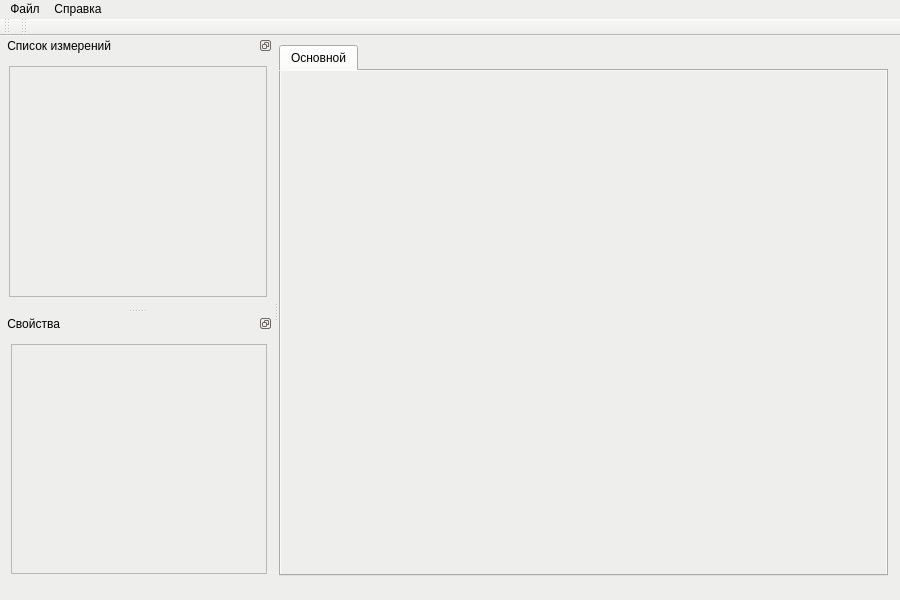
Old version of the form gui/mainwindow.ui in the repository Qinterfly/EvalSig.
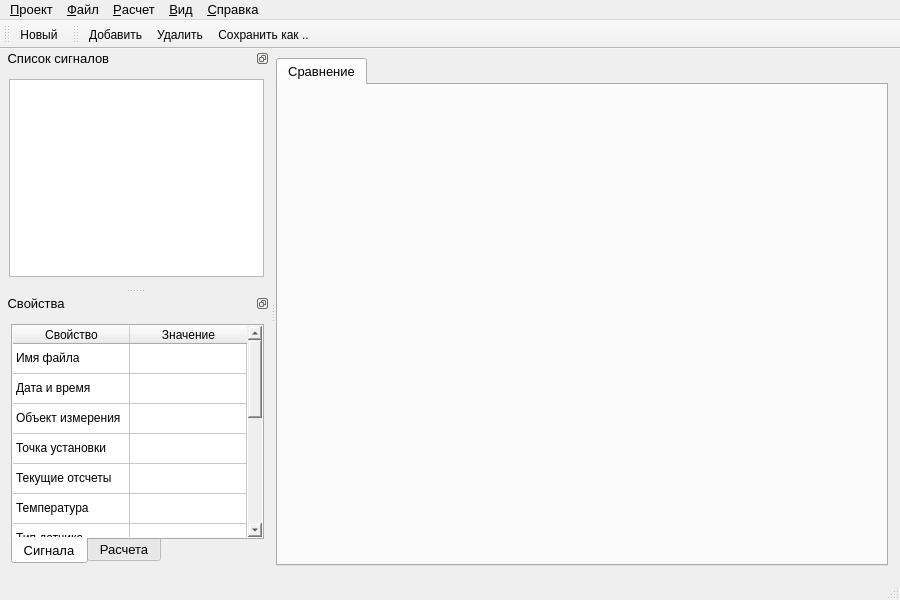
New version of the form. Icons and pictures are not drawn. Custom widgets are drawn as their Qt base class.

Diff of the .ui file:
```diff
--- a/gui/mainwindow.ui
+++ b/gui/mainwindow.ui
@@ -14,10 +14,12 @@
    <string>EvalSig</string>
   </property>
   <property name="styleSheet">
-   <string notr="true">background-color: rgb(238, 238, 236);
-color: rgb(0, 0, 0);</string>
+   <string notr="true"/>
   </property>
   <widget class="QWidget" name="centralWidget">
+   <property name="styleSheet">
+    <string notr="true"/>
+   </property>
    <layout class="QHBoxLayout" name="horizontalLayout_2">
     <property name="leftMargin">
      <number>0</number>
@@ -50,12 +52,17 @@
           <height>0</height>
          </size>
         </property>
+        <property name="font">
+         <font>
+          <pointsize>10</pointsize>
+         </font>
+        </property>
         <property name="currentIndex">
          <number>0</number>
         </property>
         <widget class="QWidget" name="base">
          <attribute name="title">
-          <string>Основной</string>
+          <string>Сравнение</string>
          </attribute>
          <layout class="QHBoxLayout" name="horizontalLayout_3">
           <property name="leftMargin">
@@ -71,11 +78,13 @@
            <number>0</number>
           </property>
           <item>
-           <layout class="QHBoxLayout" name="baseHorizontalLayout">
-            <item>
-             <widget class="QCustomPlot" name="widget" native="true"/>
-            </item>
-           </layout>
+           <widget class="QCustomPlot" name="comparePlot" native="true">
+            <property name="font">
+             <font>
+              <pointsize>10</pointsize>
+             </font>
+            </property>
+           </widget>
           </item>
          </layout>
         </widget>
@@ -91,29 +100,71 @@
      <x>0</x>
      <y>0</y>
      <width>900</width>
-     <height>27</height>
+     <height>23</height>
     </rect>
    </property>
+   <property name="font">
+    <font>
+     <pointsize>10</pointsize>
+    </font>
+   </property>
+   <widget class="QMenu" name="project">
+    <property name="title">
+     <string>&amp;Проект</string>
+    </property>
+    <addaction name="actionNewProject"/>
+    <addaction name="actionExit"/>
+   </widget>
    <widget class="QMenu" name="file">
     <property name="title">
-     <string>Файл</string>
+     <string>&amp;Файл</string>
     </property>
+    <addaction name="actionAddSignal"/>
+    <addaction name="actionRemoveSignal"/>
+    <addaction name="actionSaveSignal"/>
+   </widget>
+   <widget class="QMenu" name="calculation">
+    <property name="title">
+     <string>&amp;Расчет</string>
+    </property>
+    <addaction name="actionSaveCalculation"/>
    </widget>
    <widget class="QMenu" name="help">
     <property name="title">
-     <string>Справка</string>
+     <string>&amp;Справка</string>
     </property>
    </widget>
+   <widget class="QMenu" name="view">
+    <property name="title">
+     <string>&amp;Вид</string>
+    </property>
+   </widget>
+   <addaction name="project"/>
    <addaction name="file"/>
+   <addaction name="calculation"/>
+   <addaction name="view"/>
    <addaction name="help"/>
   </widget>
   <widget class="QToolBar" name="projectToolBar">
+   <property name="minimumSize">
+    <size>
+     <width>0</width>
+     <height>0</height>
+    </size>
+   </property>
+   <property name="maximumSize">
+    <size>
+     <width>16777215</width>
+     <height>35</height>
+    </size>
+   </property>
    <attribute name="toolBarArea">
     <enum>TopToolBarArea</enum>
    </attribute>
    <attribute name="toolBarBreak">
     <bool>false</bool>
    </attribute>
+   <addaction name="actionNewProject"/>
   </widget>
   <widget class="QStatusBar" name="statusBar">
    <property name="sizePolicy">
@@ -125,11 +176,23 @@
    <property name="minimumSize">
     <size>
      <width>0</width>
-     <height>15</height>
+     <height>25</height>
     </size>
    </property>
   </widget>
   <widget class="QToolBar" name="fileManageToolBar">
+   <property name="minimumSize">
+    <size>
+     <width>0</width>
+     <height>0</height>
+    </size>
+   </property>
+   <property name="maximumSize">
+    <size>
+     <width>16777215</width>
+     <height>35</height>
+    </size>
+   </property>
    <property name="windowTitle">
     <string>toolBar</string>
    </property>
@@ -145,10 +208,13 @@
    <attribute name="toolBarBreak">
     <bool>false</bool>
    </attribute>
+   <addaction name="actionAddSignal"/>
+   <addaction name="actionRemoveSignal"/>
+   <addaction name="actionSaveSignal"/>
   </widget>
   <widget class="QDockWidget" name="dockFileWidget">
    <property name="sizePolicy">
-    <sizepolicy hsizetype="MinimumExpanding" vsizetype="MinimumExpanding">
+    <sizepolicy hsizetype="MinimumExpanding" vsizetype="Preferred">
      <horstretch>0</horstretch>
      <verstretch>0</verstretch>
     </sizepolicy>
@@ -156,7 +222,13 @@
    <property name="minimumSize">
     <size>
      <width>225</width>
-     <height>236</height>
+     <height>230</height>
+    </size>
+   </property>
+   <property name="maximumSize">
+    <size>
+     <width>270</width>
+     <height>524287</height>
     </size>
    </property>
    <property name="baseSize">
@@ -165,6 +237,11 @@
      <height>0</height>
     </size>
    </property>
+   <property name="font">
+    <font>
+     <pointsize>10</pointsize>
+    </font>
+   </property>
    <property name="styleSheet">
     <string notr="true"/>
    </property>
@@ -175,14 +252,14 @@
     <set>Qt::LeftDockWidgetArea</set>
    </property>
    <property name="windowTitle">
-    <string> Список измерений</string>
+    <string> Список сигналов</string>
    </property>
    <attribute name="dockWidgetArea">
     <number>1</number>
    </attribute>
    <widget class="QWidget" name="dockFileWidgetContents">
     <property name="sizePolicy">
-     <sizepolicy hsizetype="MinimumExpanding" vsizetype="MinimumExpanding">
+     <sizepolicy hsizetype="MinimumExpanding" vsizetype="Preferred">
       <horstretch>0</horstretch>
       <verstretch>0</verstretch>
      </sizepolicy>
@@ -201,31 +278,32 @@
       <number>6</number>
      </property>
      <item>
-      <layout class="QHBoxLayout" name="fileLayout">
-       <item>
-        <widget class="QListView" name="listView">
-         <property name="sizePolicy">
-          <sizepolicy hsizetype="MinimumExpanding" vsizetype="MinimumExpanding">
-           <horstretch>0</horstretch>
-           <verstretch>0</verstretch>
-          </sizepolicy>
-         </property>
-         <property name="minimumSize">
-          <size>
-           <width>0</width>
-           <height>0</height>
-          </size>
-         </property>
-        </widget>
-       </item>
-      </layout>
+      <widget class="QListWidget" name="listFile">
+       <property name="sizePolicy">
+        <sizepolicy hsizetype="MinimumExpanding" vsizetype="MinimumExpanding">
+         <horstretch>0</horstretch>
+         <verstretch>0</verstretch>
+        </sizepolicy>
+       </property>
+       <property name="minimumSize">
+        <size>
+         <width>0</width>
+         <height>0</height>
+        </size>
+       </property>
+       <property name="font">
+        <font>
+         <pointsize>10</pointsize>
+        </font>
+       </property>
+      </widget>
      </item>
     </layout>
    </widget>
   </widget>
   <widget class="QDockWidget" name="dockPropertyWidget">
    <property name="sizePolicy">
-    <sizepolicy hsizetype="MinimumExpanding" vsizetype="MinimumExpanding">
+    <sizepolicy hsizetype="MinimumExpanding" vsizetype="Preferred">
      <horstretch>0</horstretch>
      <verstretch>0</verstretch>
     </sizepolicy>
@@ -233,7 +311,13 @@
    <property name="minimumSize">
     <size>
      <width>225</width>
-     <height>236</height>
+     <height>275</height>
+    </size>
+   </property>
+   <property name="maximumSize">
+    <size>
+     <width>270</width>
+     <height>524287</height>
     </size>
    </property>
    <property name="baseSize">
@@ -242,6 +326,11 @@
      <height>0</height>
     </size>
    </property>
+   <property name="font">
+    <font>
+     <pointsize>10</pointsize>
+    </font>
+   </property>
    <property name="styleSheet">
     <string notr="true"/>
    </property>
@@ -259,7 +348,7 @@
    </attribute>
    <widget class="QWidget" name="dockPropertyWidgetContents">
     <property name="sizePolicy">
-     <sizepolicy hsizetype="MinimumExpanding" vsizetype="MinimumExpanding">
+     <sizepolicy hsizetype="MinimumExpanding" vsizetype="Preferred">
       <horstretch>0</horstretch>
       <verstretch>0</verstretch>
      </sizepolicy>
@@ -275,28 +364,392 @@
       <number>6</number>
      </property>
      <item>
-      <layout class="QHBoxLayout" name="propertyLayout">
-       <item>
-        <widget class="QTableView" name="tableView">
-         <property name="sizePolicy">
-          <sizepolicy hsizetype="MinimumExpanding" vsizetype="MinimumExpanding">
-           <horstretch>0</horstretch>
-           <verstretch>0</verstretch>
-          </sizepolicy>
+      <widget class="QTabWidget" name="tabProperty">
+       <property name="font">
+        <font>
+         <pointsize>10</pointsize>
+        </font>
+       </property>
+       <property name="tabPosition">
+        <enum>QTabWidget::South</enum>
+       </property>
+       <property name="currentIndex">
+        <number>0</number>
+       </property>
+       <widget class="QWidget" name="tabFileProperty">
+        <attribute name="title">
+         <string>Сигнала</string>
+        </attribute>
+        <layout class="QHBoxLayout" name="horizontalLayout">
+         <property name="leftMargin">
+          <number>0</number>
          </property>
-         <property name="minimumSize">
-          <size>
-           <width>0</width>
-           <height>0</height>
-          </size>
+         <property name="topMargin">
+          <number>0</number>
          </property>
-        </widget>
-       </item>
-      </layout>
+         <property name="rightMargin">
+          <number>0</number>
+         </property>
+         <property name="bottomMargin">
+          <number>0</number>
+         </property>
+         <item>
+          <widget class="QTableWidget" name="tableFileProperty">
+           <property name="sizePolicy">
+            <sizepolicy hsizetype="MinimumExpanding" vsizetype="MinimumExpanding">
+             <horstretch>0</horstretch>
+             <verstretch>0</verstretch>
+            </sizepolicy>
+           </property>
+           <property name="minimumSize">
+            <size>
+             <width>0</width>
+             <height>0</height>
+            </size>
+           </property>
+           <property name="font">
+            <font>
+             <pointsize>9</pointsize>
+            </font>
+           </property>
+           <property name="styleSheet">
+            <string notr="true">border: 0px;</string>
+           </property>
+           <property name="frameShape">
+            <enum>QFrame::StyledPanel</enum>
+           </property>
+           <property name="textElideMode">
+            <enum>Qt::ElideRight</enum>
+           </property>
+           <property name="gridStyle">
+            <enum>Qt::SolidLine</enum>
+           </property>
+           <property name="wordWrap">
+            <bool>false</bool>
+           </property>
+           <property name="cornerButtonEnabled">
+            <bool>true</bool>
+           </property>
+           <property name="rowCount">
+            <number>14</number>
+           </property>
+           <attribute name="horizontalHeaderVisible">
+            <bool>true</bool>
+           </attribute>
+           <attribute name="horizontalHeaderCascadingSectionResizes">
+            <bool>false</bool>
+           </attribute>
+           <attribute name="horizontalHeaderDefaultSectionSize">
+            <number>117</number>
+           </attribute>
+           <attribute name="horizontalHeaderMinimumSectionSize">
+            <number>75</number>
+           </attribute>
+           <attribute name="verticalHeaderVisible">
+            <bool>false</bool>
+           </attribute>
+           <row/>
+           <row/>
+           <row/>
+           <row/>
+           <row/>
+           <row/>
+           <row/>
+           <row/>
+           <row/>
+           <row/>
+           <row/>
+           <row/>
+           <row/>
+           <row/>
+           <column>
+            <property name="text">
+             <string>Свойство</string>
+            </property>
+            <property name="font">
+             <font>
+              <pointsize>9</pointsize>
+             </font>
+            </property>
+           </column>
+           <column>
+            <property name="text">
+             <string>Значение</string>
+            </property>
+            <property name="font">
+             <font>
+              <pointsize>9</pointsize>
+             </font>
+            </property>
+           </column>
+           <item row="0" column="0">
+            <property name="text">
+             <string>Имя файла</string>
+            </property>
+            <property name="flags">
+             <set>ItemIsSelectable|ItemIsEditable|ItemIsDragEnabled|ItemIsUserCheckable|ItemIsEnabled</set>
+            </property>
+           </item>
+           <item row="0" column="1">
+            <property name="text">
+             <string> </string>
+            </property>
+           </item>
+           <item row="1" column="0">
+            <property name="text">
+             <string>Дата и время</string>
+            </property>
+           </item>
+           <item row="1" column="1">
+            <property name="text">
+             <string> </string>
+            </property>
+           </item>
+           <item row="2" column="0">
+            <property name="text">
+             <string>Объект измерения</string>
+            </property>
+           </item>
+           <item row="2" column="1">
+            <property name="text">
+             <string> </string>
+            </property>
+           </item>
+           <item row="3" column="0">
+            <property name="text">
+             <string>Точка установки</string>
+            </property>
+           </item>
+           <item row="3" column="1">
+            <property name="text">
+             <string> </string>
+            </property>
+           </item>
+           <item row="4" column="0">
+            <property name="text">
+             <string>Текущие отсчеты</string>
+            </property>
+           </item>
+           <item row="4" column="1">
+            <property name="text">
+             <string> </string>
+            </property>
+           </item>
+           <item row="5" column="0">
+            <property name="text">
+             <string>Температура</string>
+            </property>
+           </item>
+           <item row="5" column="1">
+            <property name="text">
+             <string> </string>
+            </property>
+           </item>
+           <item row="6" column="0">
+            <property name="text">
+             <string>Тип датчика</string>
+            </property>
+           </item>
+           <item row="6" column="1">
+            <property name="text">
+             <string> </string>
+            </property>
+           </item>
+           <item row="7" column="0">
+            <property name="text">
+             <string>Коэффициент</string>
+            </property>
+           </item>
+           <item row="7" column="1">
+            <property name="text">
+             <string> </string>
+            </property>
+           </item>
+           <item row="8" column="0">
+            <property name="text">
+             <string>Смещение нуля</string>
+            </property>
+           </item>
+           <item row="8" column="1">
+            <property name="text">
+             <string> </string>
+            </property>
+           </item>
+           <item row="9" column="0">
+            <property name="text">
+             <string>Единица измерения</string>
+            </property>
+           </item>
+           <item row="9" column="1">
+            <property name="text">
+             <string> </string>
+            </property>
+           </item>
+           <item row="10" column="0">
+            <property name="text">
+             <string>Период опроса датчика</string>
+            </property>
+           </item>
+           <item row="10" column="1">
+            <property name="text">
+             <string> </string>
+            </property>
+           </item>
+           <item row="11" column="0">
+            <property name="text">
+             <string>Характеристика</string>
+            </property>
+           </item>
+           <item row="11" column="1">
+            <property name="text">
+             <string> </string>
+            </property>
+           </item>
+           <item row="12" column="0">
+            <property name="text">
+             <string>Количество отсчётов</string>
+            </property>
+           </item>
+           <item row="12" column="1">
+            <property name="text">
+             <string> </string>
+            </property>
+           </item>
+           <item row="13" column="0">
+            <property name="text">
+             <string>Цвет графика</string>
+            </property>
+           </item>
+           <item row="13" column="1">
+            <property name="text">
+             <string> </string>
+            </property>
+           </item>
+          </widget>
+         </item>
+        </layout>
+       </widget>
+       <widget class="QWidget" name="tabCalcProperty">
+        <attribute name="title">
+         <string>Расчета</string>
+        </attribute>
+       </widget>
+      </widget>
      </item>
     </layout>
    </widget>
   </widget>
+  <action name="actionAddSignal">
+   <property name="checkable">
+    <bool>false</bool>
+   </property>
+   <property name="icon">
+    <iconset resource="resource.qrc">
+     <normaloff>:/images/icons/plus-48px.png</normaloff>:/images/icons/plus-48px.png</iconset>
+   </property>
+   <property name="text">
+    <string>Добавить</string>
+   </property>
+   <property name="toolTip">
+    <string>Добавить сигнал</string>
+   </property>
+   <property name="statusTip">
+    <string>Добавить сигнал</string>
+   </property>
+   <property name="shortcut">
+    <string>Ctrl+O</string>
+   </property>
+  </action>
+  <action name="actionRemoveSignal">
+   <property name="icon">
+    <iconset resource="resource.qrc">
+     <normaloff>:/images/icons/trash-48px.png</normaloff>:/images/icons/trash-48px.png</iconset>
+   </property>
+   <property name="text">
+    <string>Удалить</string>
+   </property>
+   <property name="toolTip">
+    <string>Удалить сигнал</string>
+   </property>
+   <property name="statusTip">
+    <string>Удалить сигнал</string>
+   </property>
+   <property name="shortcut">
+    <string>Ctrl+R</string>
+   </property>
+  </action>
+  <action name="actionSaveSignal">
+   <property name="icon">
+    <iconset resource="resource.qrc">
+     <normaloff>:/images/icons/save-48px.png</normaloff>:/images/icons/save-48px.png</iconset>
+   </property>
+   <property name="text">
+    <string>Сохранить как .. </string>
+   </property>
+   <property name="toolTip">
+    <string>Сохранить сигнал в файл с расширением .txt</string>
+   </property>
+   <property name="statusTip">
+    <string>Сохранить сигнал в файл с расширением .txt</string>
+   </property>
+   <property name="shortcut">
+    <string>Ctrl+Shift+S</string>
+   </property>
+  </action>
+  <action name="actionExit">
+   <property name="icon">
+    <iconset resource="resource.qrc">
+     <normaloff>:/images/icons/exit-48px.png</normaloff>:/images/icons/exit-48px.png</iconset>
+   </property>
+   <property name="text">
+    <string>Выйти</string>
+   </property>
+   <property name="toolTip">
+    <string>Выйти из приложения</string>
+   </property>
+   <property name="statusTip">
+    <string>Выйти из приложения</string>
+   </property>
+   <property name="shortcut">
+    <string>Ctrl+Q</string>
+   </property>
+  </action>
+  <action name="actionNewProject">
+   <property name="icon">
+    <iconset resource="resource.qrc">
+     <normaloff>:/images/icons/file-48px.png</normaloff>:/images/icons/file-48px.png</iconset>
+   </property>
+   <property name="text">
+    <string>Новый</string>
+   </property>
+   <property name="toolTip">
+    <string>Создать новый проект</string>
+   </property>
+   <property name="statusTip">
+    <string>Создать новый проект</string>
+   </property>
+   <property name="shortcut">
+    <string>Ctrl+N</string>
+   </property>
+  </action>
+  <action name="actionSaveCalculation">
+   <property name="icon">
+    <iconset resource="resource.qrc">
+     <normaloff>:/images/icons/microsoft-excel-48px.png</normaloff>:/images/icons/microsoft-excel-48px.png</iconset>
+   </property>
+   <property name="text">
+    <string>Сохранить расчет</string>
+   </property>
+   <property name="toolTip">
+    <string>Сохранить результаты расчета в файле с расширением .xlsx</string>
+   </property>
+   <property name="statusTip">
+    <string>Сохранить результаты расчета в файле с расширением .xlsx</string>
+   </property>
+   <property name="shortcut">
+    <string>Ctrl+S</string>
+   </property>
+  </action>
  </widget>
  <layoutdefault spacing="6" margin="11"/>
  <customwidgets>
```
Left out of the diff: 29 changed lines with no effect on the pictures.
